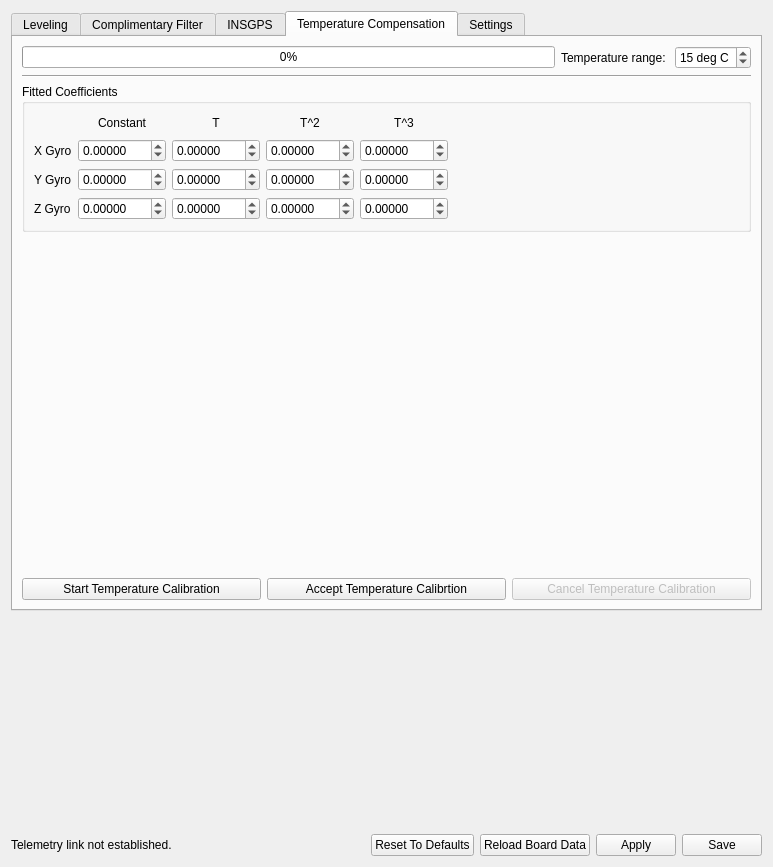
Above: ground/gcs/src/plugins/config/attitude.ui from TauLabs/TauLabs before the change. Below: the same form after it.
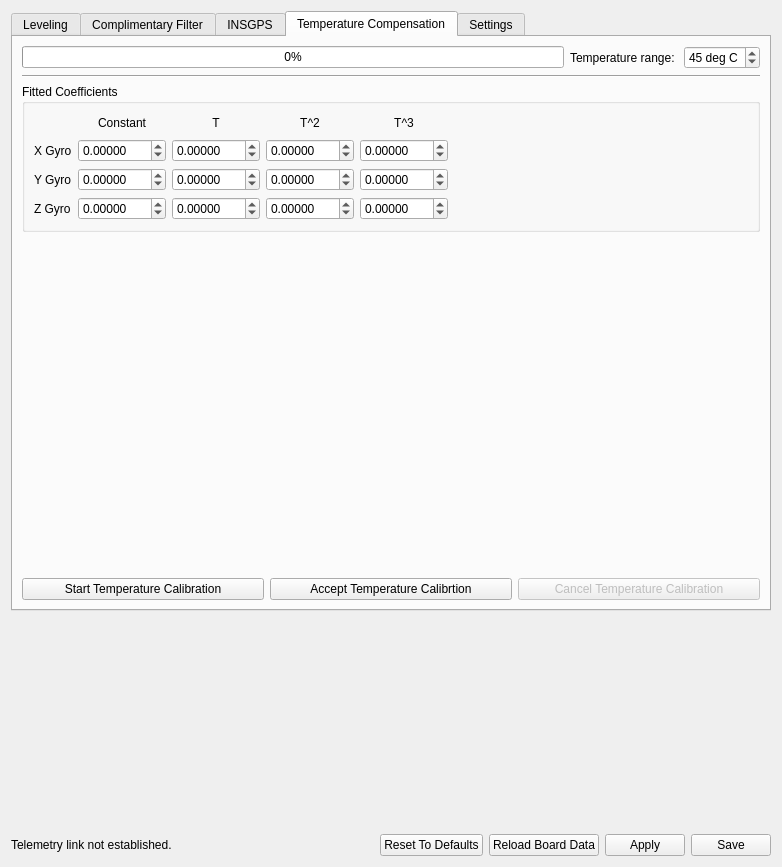
That is the form after the change. The open tabs and pages were chosen to show the change. Icons and pictures are not drawn. Custom widgets are drawn as their Qt base class.

Commit message: Temp Cal: Move messages to bottom of UI and range defaults to 45 deg

What changed in the file:
```diff
--- a/ground/gcs/src/plugins/config/attitude.ui
+++ b/ground/gcs/src/plugins/config/attitude.ui
@@ -6,7 +6,7 @@
    <rect>
     <x>0</x>
     <y>0</y>
-    <width>773</width>
+    <width>782</width>
     <height>867</height>
    </rect>
   </property>
@@ -504,7 +504,7 @@
             <string/>
            </property>
            <property name="value">
-            <number>15</number>
+            <number>45</number>
            </property>
           </widget>
          </item>
@@ -880,19 +880,6 @@
          </layout>
         </widget>
        </item>
-       <item>
-        <widget class="QLabel" name="tempCalMessage">
-         <property name="maximumSize">
-          <size>
-           <width>16777215</width>
-           <height>50</height>
-          </size>
-         </property>
-         <property name="text">
-          <string/>
-         </property>
-        </widget>
-       </item>
        <item>
         <widget class="TempCompCurve" name="xGyroTemp" native="true">
          <property name="sizePolicy">
@@ -941,6 +928,19 @@
          </property>
         </widget>
        </item>
+       <item>
+        <widget class="QLabel" name="tempCalMessage">
+         <property name="maximumSize">
+          <size>
+           <width>16777215</width>
+           <height>50</height>
+          </size>
+         </property>
+         <property name="text">
+          <string/>
+         </property>
+        </widget>
+       </item>
        <item>
         <layout class="QHBoxLayout" name="horizontalLayout">
          <item>
```
Left out of the diff: 3 changed lines with no effect on the pictures.
